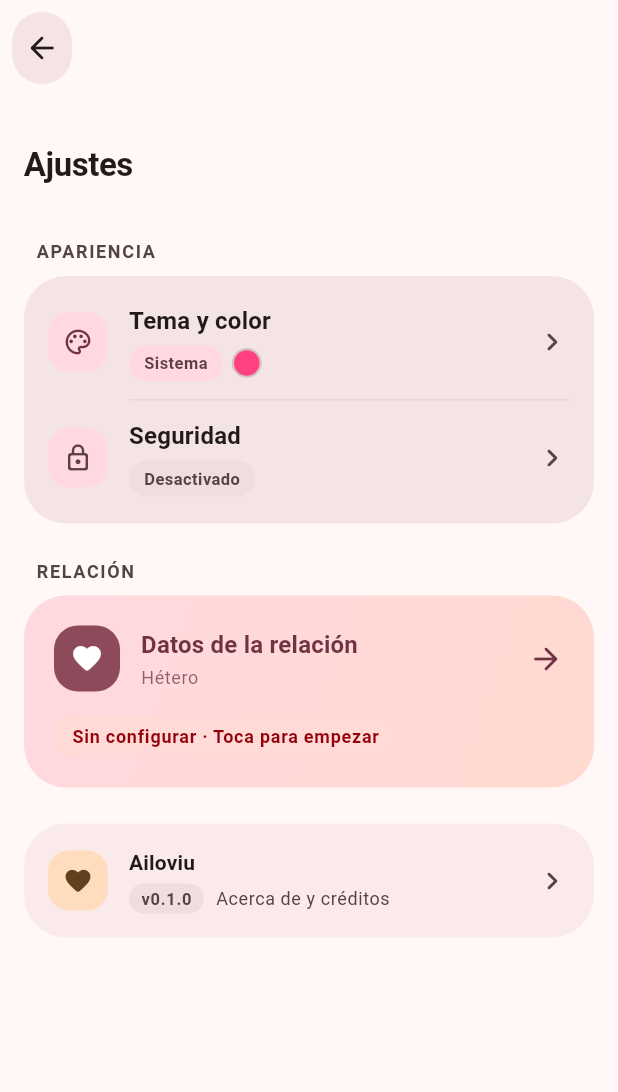
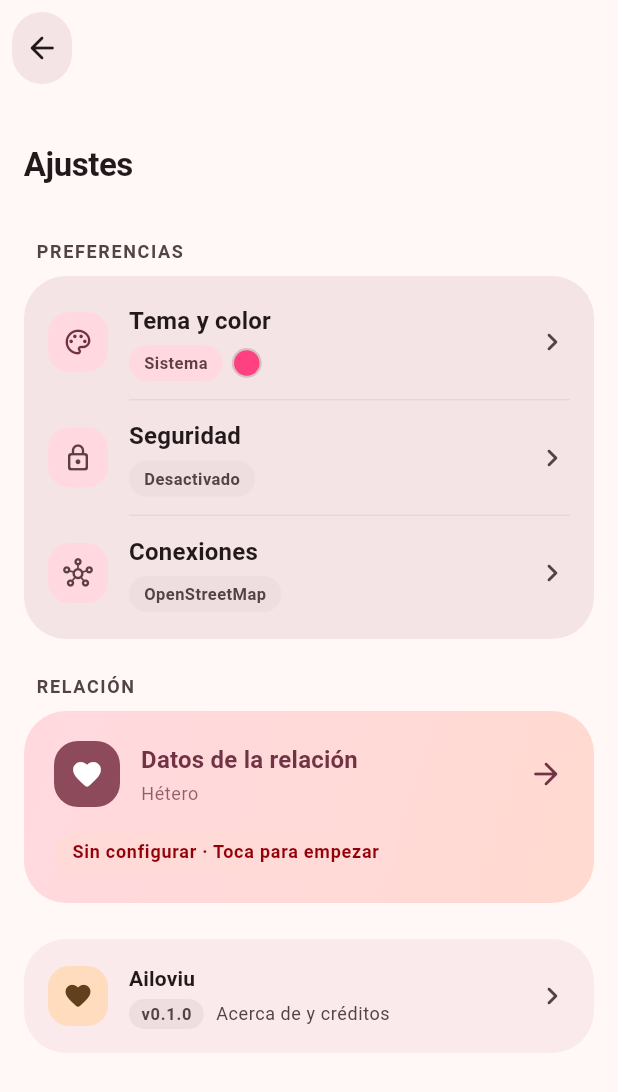
Before and after one commit to iruletas/ailoviu-app, a Flutter app: the SettingsScreen screen opened directly, on a phone screen of 412 x 824 dp. Shown: the top 1092 px of the screen. Run offline on Flutter 3.47's test engine with Material 3 defaults, Android fonts, the phone set to English and light mode, and no system bars; our stand-ins replace firebase_core, firebase_database, firebase_messaging, flutter_local_notifications, flutter_map, flutter_riverpod and 6 more; missing offline and left inert: androidx_graphics_shapes, cryptography, flutter_foreground_task; accounts and stored records are empty; statements that could not run were skipped.

Commit message:
Actualizar settings_screen.dart

```diff
--- a/lib/screens/settings_screen.dart
+++ b/lib/screens/settings_screen.dart
@@ -1,7 +1,9 @@
 import 'package:flutter/material.dart';
+import 'package:flutter/services.dart';
 import 'package:flutter_riverpod/flutter_riverpod.dart';
 
 import '../providers/auth_settings_providers.dart';
+import '../providers/map_key_provider.dart';
 import '../providers/settings_providers.dart';
 import '../widgets/about_footer_card.dart';
 import '../widgets/relationship_summary_card.dart';
@@ -9,6 +11,7 @@ import '../widgets/settings_components.dart';
 import '../widgets/tonal_back_button.dart';
 import 'about_screen.dart';
 import 'appearance_screen.dart';
+import 'infrastructure_screen.dart';
 import 'relationship_screen.dart';
 import 'security_screen.dart';
 
@@ -50,7 +53,7 @@ class SettingsScreen extends ConsumerWidget {
             padding: const EdgeInsets.fromLTRB(16, 8, 16, 32),
             sliver: SliverList(
               delegate: SliverChildListDelegate([
-                const SectionLabel('Apariencia'),
+                const SectionLabel('Preferencias'),
                 const SizedBox(height: 8),
                 SettingsGroupCard(
                   child: Column(
@@ -67,10 +70,10 @@ class SettingsScreen extends ConsumerWidget {
                           Icons.chevron_right_rounded,
                           color: scheme.onSurfaceVariant,
                         ),
-                        onTap: () => _openOrganic(
-                          context,
-                          const AppearanceScreen(),
-                        ),
+                        onTap: () {
+                          HapticFeedback.lightImpact();
+                          _openOrganic(context, const AppearanceScreen());
+                        },
                       ),
                       Divider(
                         height: 1,
@@ -87,10 +90,30 @@ class SettingsScreen extends ConsumerWidget {
                           Icons.chevron_right_rounded,
                           color: scheme.onSurfaceVariant,
                         ),
-                        onTap: () => _openOrganic(
-                          context,
-                          const SecurityScreen(),
+                        onTap: () {
+                          HapticFeedback.lightImpact();
+                          _openOrganic(context, const SecurityScreen());
+                        },
+                      ),
+                      Divider(
+                        height: 1,
+                        thickness: 1,
+                        indent: 70,
+                        endIndent: 16,
+                        color: scheme.outlineVariant.withValues(alpha: 0.4),
+                      ),
+                      SettingsTileExpressive(
+                        leading: const _InfrastructureLeading(),
+                        title: 'Conexiones',
+                        subtitle: const _InfrastructureSubtitle(),
+                        trailing: Icon(
+                          Icons.chevron_right_rounded,
+                          color: scheme.onSurfaceVariant,
                         ),
+                        onTap: () {
+                          HapticFeedback.lightImpact();
+                          _openOrganic(context, const InfrastructureScreen());
+                        },
                       ),
                     ],
                   ),
@@ -100,14 +123,17 @@ class SettingsScreen extends ConsumerWidget {
                 const SizedBox(height: 8),
                 RelationshipSummaryCard(
                   variant: RelationshipCardVariant.hero,
-                  onTap: () => _openOrganic(
-                    context,
-                    const RelationshipScreen(),
-                  ),
+                  onTap: () {
+                    HapticFeedback.lightImpact();
+                    _openOrganic(context, const RelationshipScreen());
+                  },
                 ),
                 const SizedBox(height: 24),
                 AboutFooterCard(
-                  onTap: () => _openOrganic(context, const AboutScreen()),
+                  onTap: () {
+                    HapticFeedback.lightImpact();
+                    _openOrganic(context, const AboutScreen());
+                  },
                 ),
               ]),
             ),
@@ -142,8 +168,7 @@ class SettingsScreen extends ConsumerWidget {
   }
 }
 
-/// Ícono de "Seguridad" que cambia entre outlined y filled según el
-/// estado de auth, con un glow tonal cuando el bloqueo está activo.
+// ── Ícono de Seguridad ───────────────────────────────────────────────────
 class _SecurityLeading extends ConsumerWidget {
   const _SecurityLeading();
 
@@ -188,8 +213,6 @@ class _SecurityLeading extends ConsumerWidget {
   }
 }
 
-/// Subtítulo de la tarjeta "Seguridad" con switch animado entre
-/// estados.
 class _SecuritySubtitle extends ConsumerWidget {
   const _SecuritySubtitle();
 
@@ -264,3 +287,112 @@ class _SecuritySubtitle extends ConsumerWidget {
     return '$m min';
   }
 }
+
+// ── Ícono de Conexiones ──────────────────────────────────────────────────
+class _InfrastructureLeading extends ConsumerWidget {
+  const _InfrastructureLeading();
+
+  @override
+  Widget build(BuildContext context, WidgetRef ref) {
+    final scheme = Theme.of(context).colorScheme;
+    // En el futuro, habrá otros providers aquí (ej. Firebase).
+    final hasCartoKey = ref.watch(cartoKeyProvider).isNotEmpty;
+    final hasActiveService = hasCartoKey;
+
+    return AnimatedContainer(
+      duration: const Duration(milliseconds: 260),
+      curve: Curves.easeOutCubic,
+      width: 40,
+      height: 40,
+      alignment: Alignment.center,
+      decoration: BoxDecoration(
+        color: hasActiveService
+            ? scheme.tertiaryContainer
+            : scheme.secondaryContainer,
+        borderRadius: BorderRadius.circular(14),
+        boxShadow: hasActiveService
+            ? [
+                BoxShadow(
+                  color: scheme.tertiary.withValues(alpha: 0.28),
+                  blurRadius: 12,
+                  spreadRadius: 1,
+                ),
+              ]
+            : null,
+      ),
+      child: AnimatedSwitcher(
+        duration: const Duration(milliseconds: 220),
+        switchInCurve: Curves.easeOutBack,
+        transitionBuilder: (child, animation) =>
+            ScaleTransition(scale: animation, child: child),
+        child: Icon(
+          hasActiveService ? Icons.hub_rounded : Icons.hub_outlined,
+          key: ValueKey(hasActiveService),
+          size: 20,
+          color: hasActiveService
+              ? scheme.onTertiaryContainer
+              : scheme.onSecondaryContainer,
+        ),
+      ),
+    );
+  }
+}
+
+// ── Subtítulo de Conexiones ──────────────────────────────────────────────
+class _InfrastructureSubtitle extends ConsumerWidget {
+  const _InfrastructureSubtitle();
+
+  @override
+  Widget build(BuildContext context, WidgetRef ref) {
+    final scheme = Theme.of(context).colorScheme;
+    final hasCartoKey = ref.watch(cartoKeyProvider).isNotEmpty;
+
+    Widget chip;
+    if (hasCartoKey) {
+      chip = Row(
+        key: const ValueKey('carto'),
+        mainAxisSize: MainAxisSize.min,
+        children: [
+          Container(
+            width: 6,
+            height: 6,
+            decoration: BoxDecoration(
+              color: scheme.tertiary,
+              shape: BoxShape.circle,
+            ),
+          ),
+          const SizedBox(width: 6),
+          MiniChip(
+            label: 'CARTO activo',
+            background: scheme.tertiaryContainer,
+            foreground: scheme.onTertiaryContainer,
+            bold: true,
+          ),
+        ],
+      );
+    } else {
+      chip = MiniChip(
+        key: const ValueKey('osm'),
+        label: 'OpenStreetMap',
+        background: scheme.surfaceContainerHighest,
+        foreground: scheme.onSurfaceVariant,
+      );
+    }
+
+    return AnimatedSwitcher(
+      duration: const Duration(milliseconds: 260),
+      switchInCurve: Curves.easeOutBack,
+      transitionBuilder: (child, animation) {
+        final curved = CurvedAnimation(
+          parent: animation,
+          curve: Curves.easeOutBack,
+        );
+        return FadeTransition(
+          opacity: curved,
+          child: ScaleTransition(scale: curved, child: child),
+        );
+      },
+      child: chip,
+    );
+  }
+}
```
